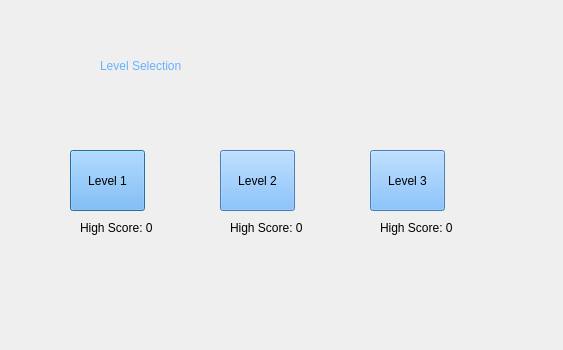
thePeterPan/CS3505-2016, file A7-Parachutes/A7-Parachutes/leveldialog.ui: the form before one commit.
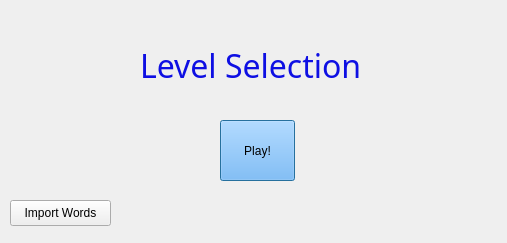
The form after the commit. Icons and pictures are not drawn.

Commit message: read words from a file

Diff of the .ui file:
```diff
--- a/A7-Parachutes/A7-Parachutes/leveldialog.ui
+++ b/A7-Parachutes/A7-Parachutes/leveldialog.ui
@@ -6,40 +6,23 @@
    <rect>
     <x>0</x>
     <y>0</y>
-    <width>563</width>
-    <height>350</height>
+    <width>507</width>
+    <height>243</height>
    </rect>
   </property>
   <property name="windowTitle">
    <string>Select Level</string>
   </property>
+  <property name="styleSheet">
+   <string notr="true">QDialog{
+ background:url(:/images/11.jpg)
+}</string>
+  </property>
   <widget class="QPushButton" name="level1Button">
    <property name="geometry">
     <rect>
-     <x>70</x>
-     <y>150</y>
-     <width>75</width>
-     <height>61</height>
-    </rect>
-   </property>
-   <property name="styleSheet">
-    <string notr="true">QPushButton{
-background-color: rgb(102, 178, 255);
-font: 9pt &quot;Fixedsys&quot;;
-}</string>
-   </property>
-   <property name="locale">
-    <locale language="English" country="UnitedStates"/>
-   </property>
-   <property name="text">
-    <string>Level 1</string>
-   </property>
-  </widget>
-  <widget class="QPushButton" name="level2Button">
-   <property name="geometry">
-    <rect>
      <x>220</x>
-     <y>150</y>
+     <y>120</y>
      <width>75</width>
      <height>61</height>
     </rect>
@@ -50,89 +33,34 @@
 font: 9pt &quot;Fixedsys&quot;;
 }</string>
    </property>
-   <property name="text">
-    <string>Level 2</string>
+   <property name="locale">
+    <locale language="English" country="UnitedStates"/>
    </property>
-  </widget>
-  <widget class="QPushButton" name="level3Button">
-   <property name="geometry">
-    <rect>
-     <x>370</x>
-     <y>150</y>
-     <width>75</width>
-     <height>61</height>
-    </rect>
-   </property>
-   <property name="styleSheet">
-    <string notr="true">QPushButton{
-background-color: rgb(102, 178, 255);
-font: 9pt &quot;Fixedsys&quot;;
-}</string>
-   </property>
    <property name="text">
-    <string>Level 3</string>
-   </property>
-  </widget>
-  <widget class="QLabel" name="level1HighScore">
-   <property name="geometry">
-    <rect>
-     <x>80</x>
-     <y>220</y>
-     <width>111</width>
-     <height>16</height>
-    </rect>
-   </property>
-   <property name="styleSheet">
-    <string notr="true">font: 6pt &quot;Fixedsys&quot;;</string>
-   </property>
-   <property name="text">
-    <string>High Score: 0</string>
-   </property>
-  </widget>
-  <widget class="QLabel" name="level2HighScore">
-   <property name="geometry">
-    <rect>
-     <x>230</x>
-     <y>220</y>
-     <width>111</width>
-     <height>16</height>
-    </rect>
-   </property>
-   <property name="styleSheet">
-    <string notr="true">font: 6pt &quot;Fixedsys&quot;;</string>
-   </property>
-   <property name="text">
-    <string>High Score: 0</string>
-   </property>
-  </widget>
-  <widget class="QLabel" name="level3HighScore">
-   <property name="geometry">
-    <rect>
-     <x>380</x>
-     <y>220</y>
-     <width>111</width>
-     <height>16</height>
-    </rect>
-   </property>
-   <property name="styleSheet">
-    <string notr="true">font: 6pt &quot;Fixedsys&quot;;</string>
-   </property>
-   <property name="text">
-    <string>High Score: 0</string>
+    <string>Play!</string>
    </property>
   </widget>
   <widget class="QLabel" name="levelTttle">
    <property name="geometry">
     <rect>
-     <x>100</x>
+     <x>140</x>
      <y>40</y>
      <width>371</width>
      <height>51</height>
     </rect>
    </property>
+   <property name="font">
+    <font>
+     <family>Sans</family>
+     <pointsize>24</pointsize>
+     <weight>50</weight>
+     <italic>false</italic>
+     <bold>false</bold>
+    </font>
+   </property>
    <property name="styleSheet">
-    <string notr="true">font: 30pt &quot;Fixedsys&quot;;
-color: rgb(102, 178, 255);
+    <string notr="true">
+color: rgb(14, 15, 227)
 </string>
    </property>
    <property name="locale">
@@ -142,6 +70,19 @@
     <string>Level Selection</string>
    </property>
   </widget>
+  <widget class="QPushButton" name="wordsButton">
+   <property name="geometry">
+    <rect>
+     <x>10</x>
+     <y>200</y>
+     <width>101</width>
+     <height>26</height>
+    </rect>
+   </property>
+   <property name="text">
+    <string>Import Words</string>
+   </property>
+  </widget>
  </widget>
  <resources/>
  <connections/>
```
The commit also changes 5 other files.
